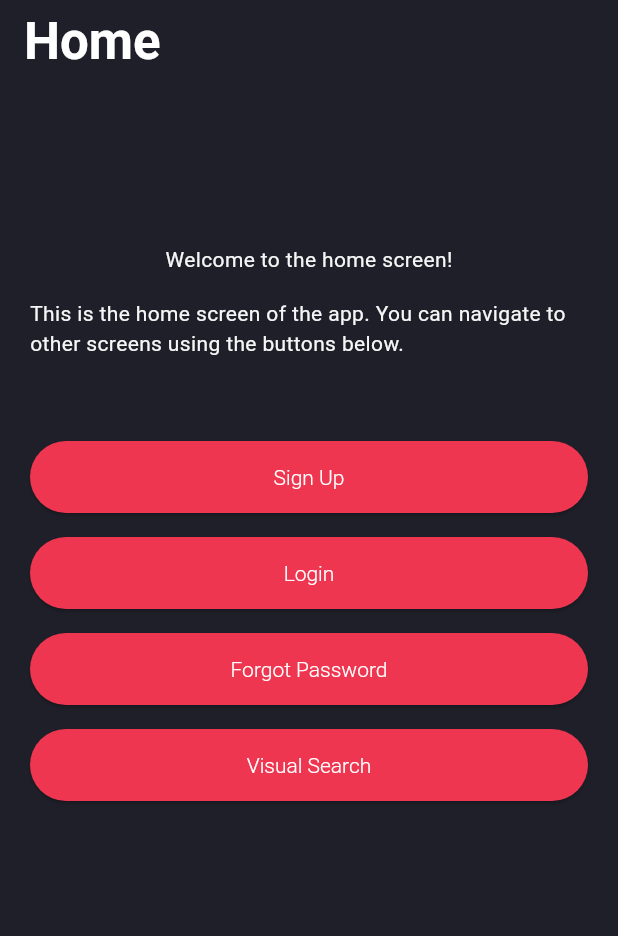
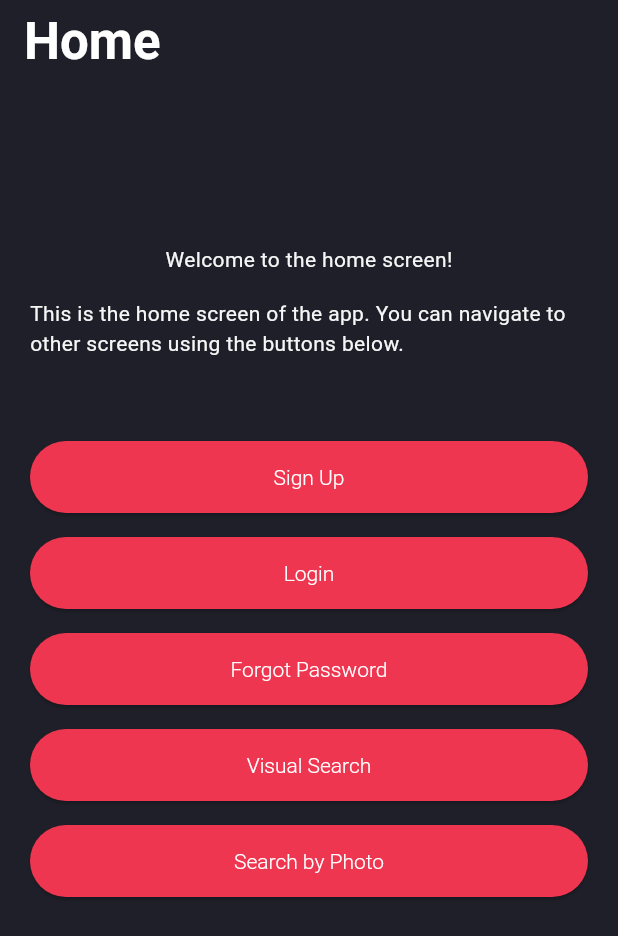
Before and after one commit to kchasiotis/portofolio_e_commerce, a Flutter app: the screen it shows after launch, on a phone screen of 412 x 824 dp. Shown: the top 936 px of the screen. Run offline on Flutter 3.47's test engine with Material 3 defaults, Android fonts, the phone set to English and light mode, and no system bars.

Commit message:
Implements search_by_photo.dart

```diff
--- a/lib/main.dart
+++ b/lib/main.dart
@@ -5,6 +5,7 @@ import 'package:portofolio_e_commerce/pages/sign_up/sign_up.dart';
 import 'package:portofolio_e_commerce/pages/visual_search/visual_search.dart';
 
 import 'pages/home_screen/home_screen.dart';
+import 'pages/search_by_photo/search_by_photo.dart';
 
 void main() {
   runApp(const MyApp());
@@ -47,6 +48,7 @@ class MyApp extends StatelessWidget {
         '/login': (context) => const Login(),
         '/forgot_password': (context) => ForgotPassword(),
         '/visual_search': (context) => const VisualSearch(),
+        '/search_by_photo': (context) => const SearchByPhoto()
       },
     );
   }
--- a/lib/pages/home_screen/home_screen.dart
+++ b/lib/pages/home_screen/home_screen.dart
@@ -71,6 +71,16 @@ class HomeScreen extends StatelessWidget {
                 },
               ),
             ),
+            const SizedBox(height: 16),
+            Container(
+              width: double.infinity,
+              child: PrimaryButton(
+                text: 'Search by Photo',
+                onPressed: () {
+                  Navigator.pushNamed(context, '/search_by_photo');
+                },
+              ),
+            ),
           ],
         ),
       ),
--- a/lib/pages/visual_search/visual_search.dart
+++ b/lib/pages/visual_search/visual_search.dart
@@ -28,7 +28,7 @@ class VisualSearch extends StatelessWidget {
           Padding(
             padding: const EdgeInsets.all(20.0),
             child: Column(
-mainAxisAlignment: MainAxisAlignment.center,
+              mainAxisAlignment: MainAxisAlignment.center,
               children: [
                 const Text(
                   'Search for an outfit by taking a photo or uploading an image',
```
Also changed, not shown: lib/pages/search_by_photo/search_by_photo.dart (added, +58 -0 lines).
